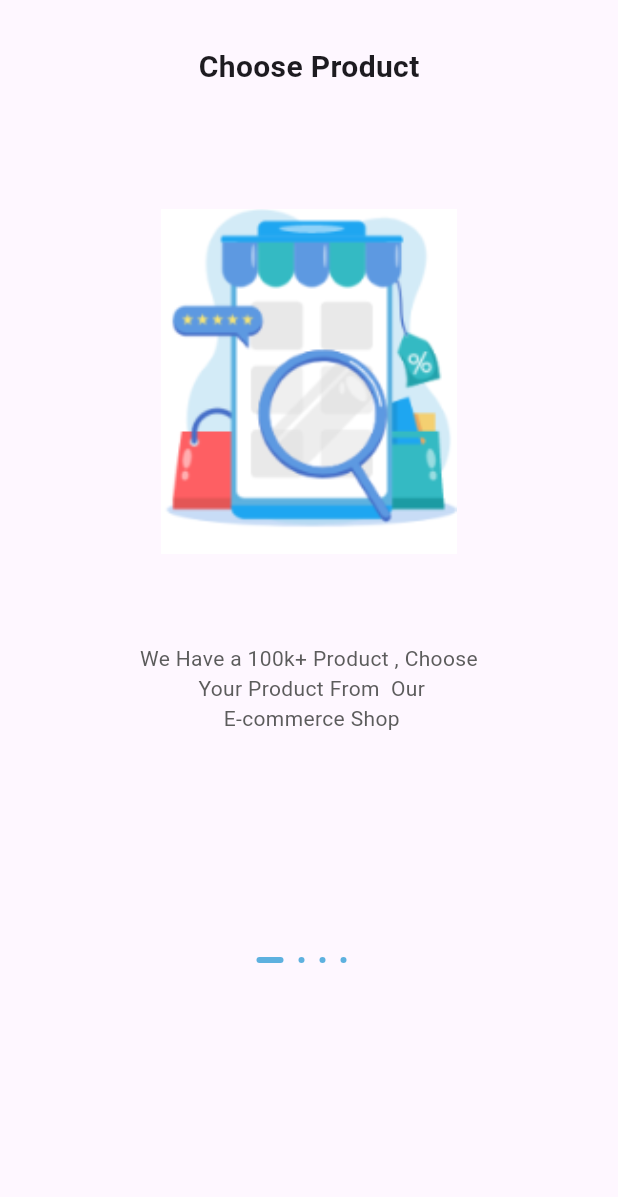
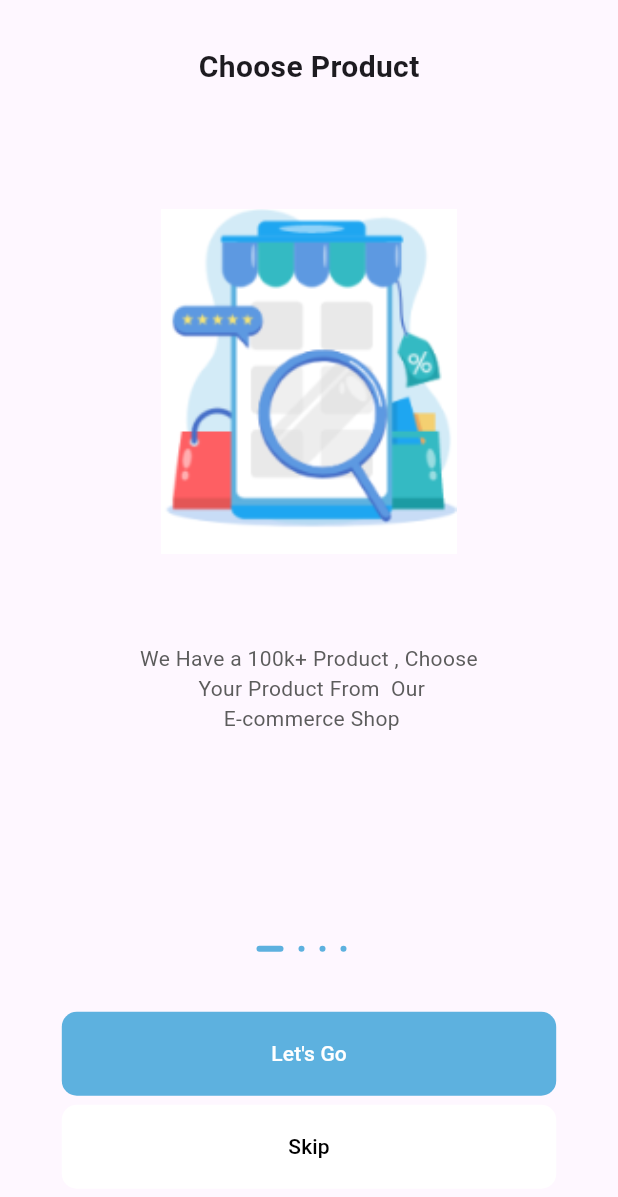
Before and after one commit to AbdelrhmanAmer/Complete-Commerce-App, a Flutter app: the screen it shows after launch, on a phone screen of 412 x 824 dp. Shown: the top 1197 px of the screen. Run offline on Flutter 3.47's test engine with Material 3 defaults, Android fonts, the phone set to English and light mode, and no system bars.

Commit message:
OnBoarding(Buttons-AnimatedDot) Using setState

```diff
--- a/commplete_commerce_app/lib/main.dart
+++ b/commplete_commerce_app/lib/main.dart
@@ -1,4 +1,4 @@
-import 'package:commplete_commerce_app/view/screens/on_boarding_screen.dart';
+import 'package:commplete_commerce_app/view/screens/onboarding_screen.dart';
 import 'package:flutter/material.dart';
 
 void main() {
--- a/commplete_commerce_app/lib/view/screens/on_boarding_screen.dart
+++ /dev/null
@@ -1,60 +0,0 @@
-import 'package:flutter/material.dart';
-
-import '../widgets/page_view_card.dart';
-import '../widgets/animated_onboarding_dot.dart';
-import '../../data/data_source/static/static.dart';
-
-class OnBoardingScreen extends StatefulWidget {
-  const OnBoardingScreen({super.key});
-
-  @override
-  State<OnBoardingScreen> createState() => _OnBoardingScreenState();
-}
-
-class _OnBoardingScreenState extends State<OnBoardingScreen> {
-  int selectedIndex = 0;
-
-  @override
-  Widget build(BuildContext context) {
-
-    return Scaffold(
-        body: SafeArea(
-      child: Column(
-        crossAxisAlignment: CrossAxisAlignment.center,
-        children: [
-          Expanded(
-            flex: 3,
-            child: PageView.builder(
-                itemCount: onBoardingList.length,
-                onPageChanged: (value) {
-                  setState(() {
-                    selectedIndex = value;
-                  });
-                },
-                itemBuilder: (ctx, index) {
-                  return PageViewCard(card: onBoardingList[index],);
-                }),
-          ),
-          Expanded(
-            flex: 1,
-            child: Column(
-              children: [
-                const SizedBox(height: 20),
-                Row(
-                  mainAxisAlignment: MainAxisAlignment.center,
-                  children: List.generate(
-                    onBoardingList.length,
-                    (index) => AnimatedOnBoardingDot(
-                      currentIndex: index,
-                      selectedIndex: selectedIndex,
-                    ),
-                  ),
-                ),
-              ],
-            ),
-          )
-        ],
-      ),
-    ));
-  }
-}
--- /dev/null
+++ b/commplete_commerce_app/lib/view/screens/onboarding_screen.dart
@@ -0,0 +1,80 @@
+import 'package:flutter/material.dart';
+
+import '../../core/constant/color.dart';
+import '../widgets/custom_button.dart';
+import '../widgets/page_view_card.dart';
+import '../widgets/dot_controller.dart';
+import '../../data/data_source/static/static.dart';
+
+class OnBoardingScreen extends StatefulWidget {
+  const OnBoardingScreen({super.key});
+
+  @override
+  State<OnBoardingScreen> createState() => _OnBoardingScreenState();
+}
+
+class _OnBoardingScreenState extends State<OnBoardingScreen> {
+  int selectedIndex = 0;
+
+  onClick() {
+    setState(() {
+      if (selectedIndex < onBoardingList.length - 1) {
+        selectedIndex++;
+      }
+    });
+  }
+
+  onPageChanged(int value) {
+    setState(() {
+      selectedIndex = value;
+    });
+  }
+
+  @override
+  Widget build(BuildContext context) {
+    return Scaffold(
+        body: SafeArea(
+      child: Column(
+        crossAxisAlignment: CrossAxisAlignment.center,
+        children: [
+          Expanded(
+            flex: 3,
+            child: CustomPageView(
+                onPageChanged: onPageChanged, selectedIndex: selectedIndex),
+          ),
+          Expanded(
+            flex: 1,
+            child: Column(
+              children: [
+                const SizedBox(height: 20),
+                Row(
+                  mainAxisAlignment: MainAxisAlignment.center,
+                  children: List.generate(
+                    onBoardingList.length,
+                    (index) => DotControllerOnBoarding(
+                        currentIndex: index, selectedIndex: selectedIndex),
+                  ),
+                ),
+                const SizedBox(height: 40),
+                CustomButton(
+                  backgroundColor: AppColor.primaryColor,
+                  foregroundColor: Colors.white,
+                  text: selectedIndex == 0 ? "Let's Go" : "Continue",
+                  onClick: onClick,
+                ),
+                const SizedBox(height: 6),
+                CustomButton(
+                  backgroundColor: Colors.white,
+                  foregroundColor: Colors.black,
+                  text: "Skip",
+                  onClick: () {},
+                ),
+              ],
+            ),
+          ),
+          const SizedBox(height: 10),
+        ],
+      ),
+    ));
+  }
+}
--- /dev/null
+++ b/commplete_commerce_app/lib/view/widgets/custom_button.dart
@@ -0,0 +1,35 @@
+import 'package:flutter/material.dart';
+
+class CustomButton extends StatelessWidget {
+  const CustomButton({
+    super.key,
+    required this.backgroundColor,
+    required this.foregroundColor,
+    required this.text,
+    required this.onClick,
+    this.elevation = 0,
+  });
+  final Color backgroundColor;
+  final Color foregroundColor;
+  final String text;
+  final double elevation;
+  final Function() onClick;
+
+  @override
+  Widget build(BuildContext context) {
+    return SizedBox(
+      width: MediaQuery.of(context).size.width * .8,
+      child: ElevatedButton(
+          onPressed: onClick,
+          style: ElevatedButton.styleFrom(
+            backgroundColor: backgroundColor,
+            foregroundColor: foregroundColor,
+            padding: const EdgeInsets.symmetric(horizontal: 30, vertical: 18),
+            shape:
+                RoundedRectangleBorder(borderRadius: BorderRadius.circular(10)),
+            elevation: elevation,
+          ),
+          child: Text(text)),
+    );
+  }
+}
--- a/commplete_commerce_app/lib/view/widgets/animated_onboarding_dot.dart
+++ b/commplete_commerce_app/lib/view/widgets/dot_controller.dart
@@ -2,8 +2,8 @@ import 'package:flutter/material.dart';
 
 import '../../core/constant/color.dart';
 
-class AnimatedOnBoardingDot extends StatelessWidget {
-  const AnimatedOnBoardingDot({
+class DotControllerOnBoarding extends StatelessWidget {
+  const DotControllerOnBoarding({
     super.key,
     required this.currentIndex,
     required this.selectedIndex,
--- a/commplete_commerce_app/lib/view/widgets/page_view_card.dart
+++ b/commplete_commerce_app/lib/view/widgets/page_view_card.dart
@@ -1,22 +1,30 @@
 import 'package:flutter/material.dart';
 
 import '../../core/constant/color.dart';
-import '../../data/model/OnBoardingModel.dart';
+import '../../data/data_source/static/static.dart';
 
-class PageViewCard extends StatelessWidget {
-  const PageViewCard({
-    super.key, required this.card,
+class CustomPageView extends StatelessWidget {
+  const CustomPageView({
+    super.key,
+    required this.onPageChanged,
+    required this.selectedIndex,
   });
-  final OnBoardingModel card;
-
+  final Function(int value) onPageChanged;
+  final int selectedIndex;
   @override
   Widget build(BuildContext context) {
+    return PageView.builder(
+      itemCount: onBoardingList.length,
+      onPageChanged: (value) {
+          onPageChanged(value);
+      },
+      itemBuilder: (ctx, _) {
         return SingleChildScrollView(
           child: Column(
             children: [
               const SizedBox(height: 30),
               Text(
-            card.title!,
+                onBoardingList[selectedIndex].title!,
                 style: const TextStyle(
                   fontWeight: FontWeight.bold,
                   fontSize: 20,
@@ -24,14 +32,14 @@ class PageViewCard extends StatelessWidget {
               ),
               const SizedBox(height: 80),
               Image.asset(
-            card.image!,
+                onBoardingList[selectedIndex].image!,
                 width: 200,
                 height: 230,
                 fit: BoxFit.contain,
               ),
               const SizedBox(height: 60),
               Text(
-            card.body!,
+                onBoardingList[selectedIndex].body!,
                 textAlign: TextAlign.center,
                 style: const TextStyle(
                   color: AppColor.grey,
@@ -40,5 +48,7 @@ class PageViewCard extends StatelessWidget {
             ],
           ),
         );
+      },
+    );
   }
 }
```
Lines whose indentation alone changed are shown as unchanged.
